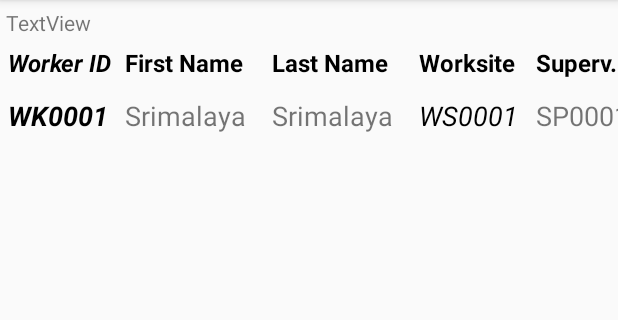
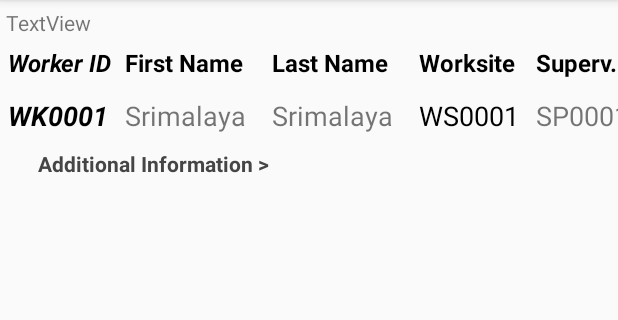
Before and after one commit to shrimalaya/Android-Seerem-Supervisor-App, an Android app: the screen it shows after launch (WorkerInfoActivity), on a phone screen of 412 x 824 dp, the part 84-404 px from its top. Run offline under Robolectric (Android 15) with nearby library versions, the phone set to English and light mode, and no system bars.

Commit message:
TextView to launch additional information activity (yet to be implemented)

```diff
--- a/app/src/main/res/layout/worker_row.xml
+++ b/app/src/main/res/layout/worker_row.xml
@@ -67,7 +67,7 @@
                 android:text="W. Site"
                 android:textColor="#000000"
                 android:textSize="18sp"
-                android:textStyle="italic"
+                android:textStyle="normal"
                 app:layout_constraintStart_toEndOf="@+id/workerRow_LastName"
                 app:layout_constraintTop_toTopOf="@+id/workerRow_ID" />
 
@@ -105,6 +105,21 @@
                 app:layout_constraintStart_toEndOf="@+id/workerRow_WorksiteId"
                 app:layout_constraintTop_toTopOf="@+id/workerRow_WorksiteId" />
 
+            <TextView
+                android:id="@+id/WorkerRow_fix_additionalInfo"
+                android:layout_width="wrap_content"
+                android:layout_height="wrap_content"
+                android:layout_marginStart="20dp"
+                android:layout_marginLeft="20dp"
+                android:layout_marginTop="10dp"
+                android:layout_marginBottom="6dp"
+                android:text="Additional Information >"
+                android:textColor="#454545"
+                android:textStyle="bold"
+                app:layout_constraintBottom_toBottomOf="parent"
+                app:layout_constraintStart_toStartOf="@+id/workerRow_ID"
+                app:layout_constraintTop_toBottomOf="@+id/workerRow_FirstName" />
+
         </androidx.constraintlayout.widget.ConstraintLayout>
 
     </LinearLayout>
```
